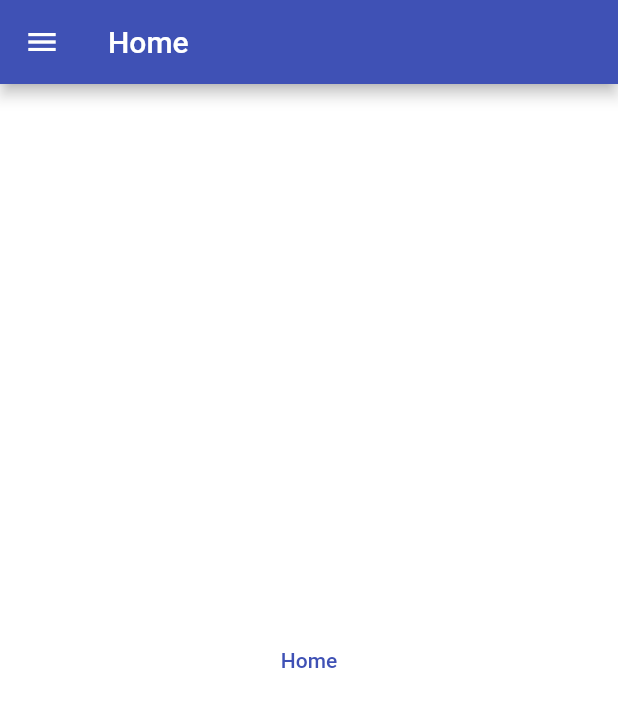
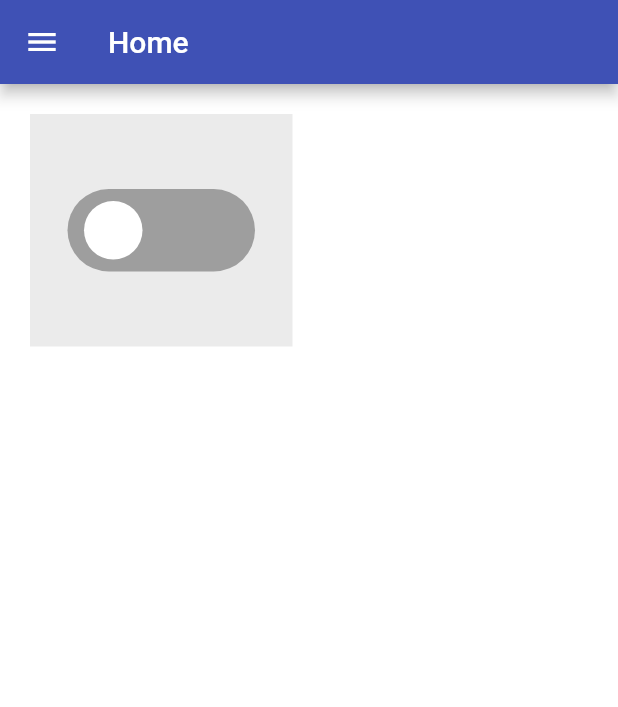
Before and after one commit to ejlocop/driverge, a Flutter app: the screen it shows after launch, on a phone screen of 412 x 824 dp. Shown: the top 707 px of the screen. Run offline on Flutter 3.47's test engine with Material 2 defaults, Android fonts, the phone set to English and light mode, and no system bars; drawn by our look-alikes of flutter_switch; our stand-ins replace bloc, flutter_bloc.

Commit message:
home page layout

```diff
--- a/lib/pages/home.dart
+++ b/lib/pages/home.dart
@@ -1,21 +1,51 @@
 
 
 import 'package:flutter/material.dart';
+import 'package:flutter_switch/flutter_switch.dart';
 
-class HomePage extends StatelessWidget {
+class HomePage extends StatefulWidget {
 	const HomePage({super.key});
 
 	@override
+  HomePageState createState() => HomePageState();
+}
+
+class HomePageState extends State<HomePage> {
+	bool status = false;
+	@override
 	Widget build(BuildContext context) {
 		return Scaffold(
-			body: Center(
-				child: TextButton(
-					onPressed: () {
-						Navigator.pushNamed(context, '/logs');
-					},
-					child: const Text('Home'),
-				),
-			),
+			body: Column(
+				mainAxisSize: MainAxisSize.min,
+				children: <Widget> [
+					Container(
+						padding: const EdgeInsets.symmetric(horizontal: 25, vertical: 50),
+						decoration: const BoxDecoration(color: Color.fromARGB(20, 0, 0, 0)),
+						margin: const EdgeInsets.only(
+							bottom: 60,
+							top: 20,
+							left: 20,
+							right: 20
+						),
+						child: FlutterSwitch(
+							width: 125.0,
+							height: 55.0,
+							valueFontSize: 25.0,
+							toggleSize: 45.0,
+							value: status,
+							borderRadius: 30.0,
+							activeColor: Colors.indigo,
+							padding: 8.0,
+							showOnOff: false,
+							onToggle: (val) {
+								setState(() {
+									status = val;
+								});
+							},
+						),
+					),
+				],
+			)
 		);
 	}
 }
```
